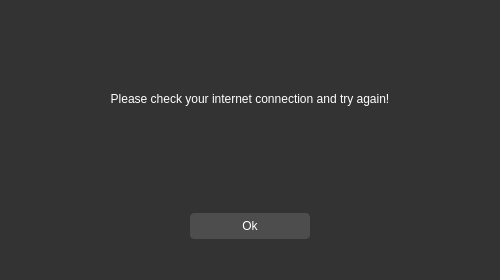
Qt form source/features/ui/internetConnectionPage.ui (Teky500/Ebook-PR-Application) before a commit.
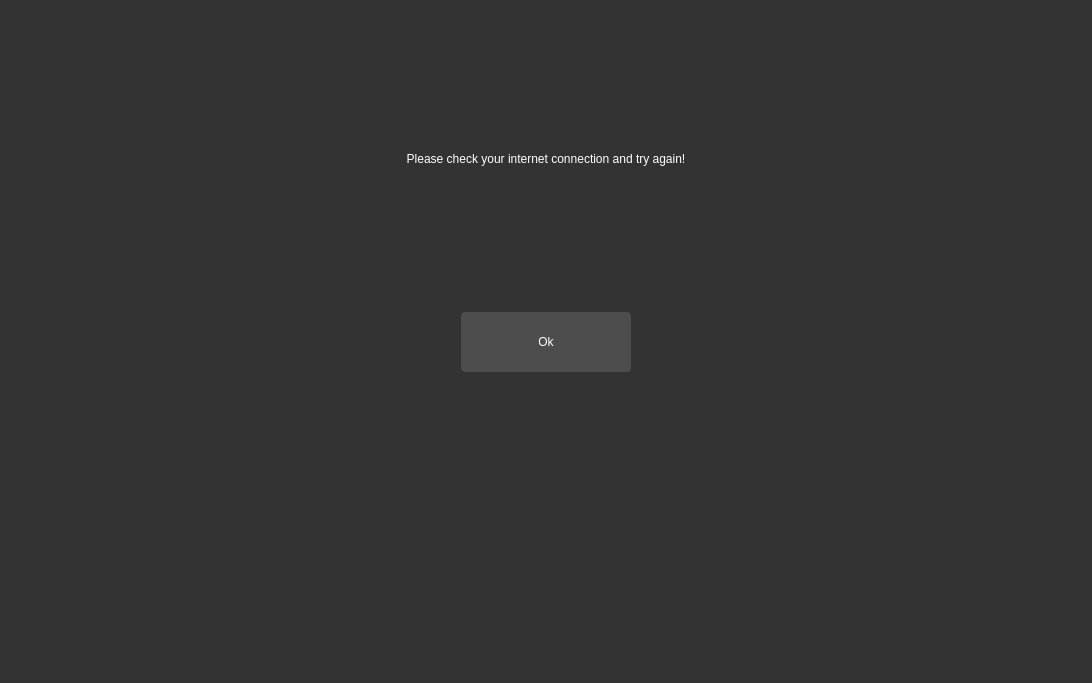
The same form after that commit.

```diff
--- a/source/features/ui/internetConnectionPage.ui
+++ b/source/features/ui/internetConnectionPage.ui
@@ -6,10 +6,16 @@
    <rect>
     <x>0</x>
     <y>0</y>
-    <width>500</width>
-    <height>280</height>
+    <width>1092</width>
+    <height>683</height>
    </rect>
   </property>
+  <property name="minimumSize">
+   <size>
+    <width>1092</width>
+    <height>683</height>
+   </size>
+  </property>
   <property name="windowTitle">
    <string>Form</string>
   </property>
@@ -98,8 +104,14 @@
   <layout class="QVBoxLayout" name="verticalLayout_2">
    <item>
     <layout class="QVBoxLayout" name="verticalLayout">
+     <property name="leftMargin">
+      <number>15</number>
+     </property>
+     <property name="rightMargin">
+      <number>15</number>
+     </property>
      <property name="bottomMargin">
-      <number>20</number>
+      <number>0</number>
      </property>
      <item>
       <widget class="QLabel" name="optional_label">
@@ -125,20 +137,20 @@
       <number>60</number>
      </property>
      <property name="bottomMargin">
-      <number>30</number>
+      <number>300</number>
      </property>
      <item>
       <widget class="QPushButton" name="confirm_error">
        <property name="minimumSize">
         <size>
-         <width>0</width>
-         <height>0</height>
+         <width>100</width>
+         <height>60</height>
         </size>
        </property>
        <property name="maximumSize">
         <size>
-         <width>120</width>
-         <height>16777215</height>
+         <width>170</width>
+         <height>60</height>
         </size>
        </property>
        <property name="styleSheet">
```
Left out of the diff: 2 changed lines with no effect on the pictures.
